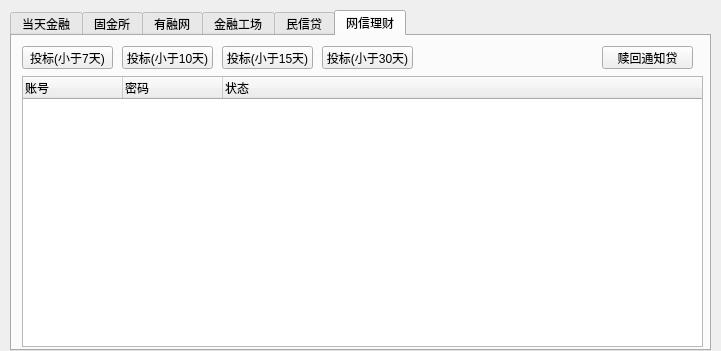
Above: p2p_sign/p2p_sign.ui from zhangchaolts/PyQt before the change. Below: the same form after it.
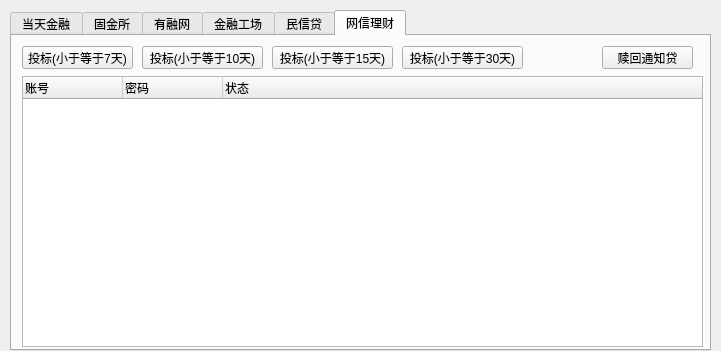
That is the form after the change. The open tabs and pages were chosen to show the change.

What changed in the file:
```diff
--- a/p2p_sign/p2p_sign.ui
+++ b/p2p_sign/p2p_sign.ui
@@ -314,12 +314,12 @@
       <rect>
        <x>10</x>
        <y>10</y>
-       <width>91</width>
+       <width>111</width>
        <height>23</height>
       </rect>
      </property>
      <property name="text">
-      <string>投标(小于7天)</string>
+      <string>投标(小于等于7天)</string>
      </property>
     </widget>
     <widget class="QTreeWidget" name="treeWidget_wxlc">
@@ -350,40 +350,40 @@
     <widget class="QPushButton" name="pushButton_wxlc_10">
      <property name="geometry">
       <rect>
-       <x>110</x>
+       <x>130</x>
        <y>10</y>
-       <width>91</width>
+       <width>121</width>
        <height>23</height>
       </rect>
      </property>
      <property name="text">
-      <string>投标(小于10天)</string>
+      <string>投标(小于等于10天)</string>
      </property>
     </widget>
     <widget class="QPushButton" name="pushButton_wxlc_15">
      <property name="geometry">
       <rect>
-       <x>210</x>
+       <x>260</x>
        <y>10</y>
-       <width>91</width>
+       <width>121</width>
        <height>23</height>
       </rect>
      </property>
      <property name="text">
-      <string>投标(小于15天)</string>
+      <string>投标(小于等于15天)</string>
      </property>
     </widget>
     <widget class="QPushButton" name="pushButton_wxlc_30">
      <property name="geometry">
       <rect>
-       <x>310</x>
+       <x>390</x>
        <y>10</y>
-       <width>91</width>
+       <width>121</width>
        <height>23</height>
       </rect>
      </property>
      <property name="text">
-      <string>投标(小于30天)</string>
+      <string>投标(小于等于30天)</string>
      </property>
     </widget>
     <widget class="QPushButton" name="pushButton_wxlc_shuhui">
```
